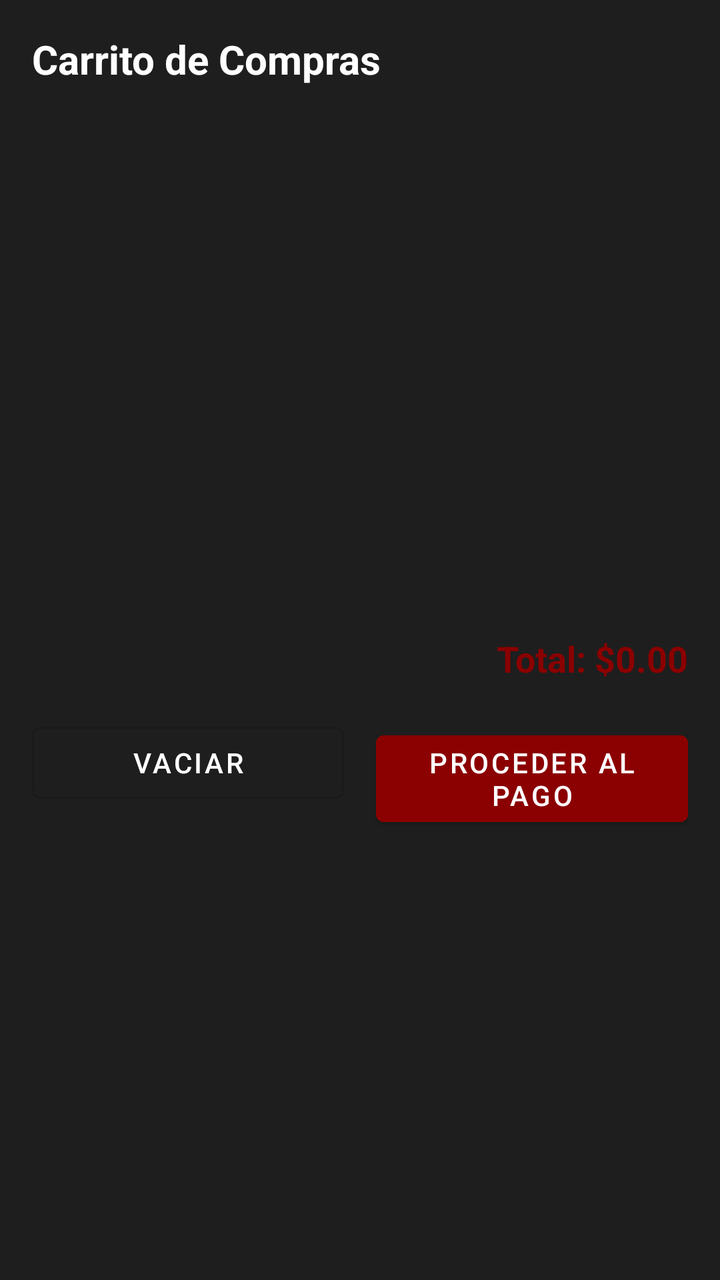
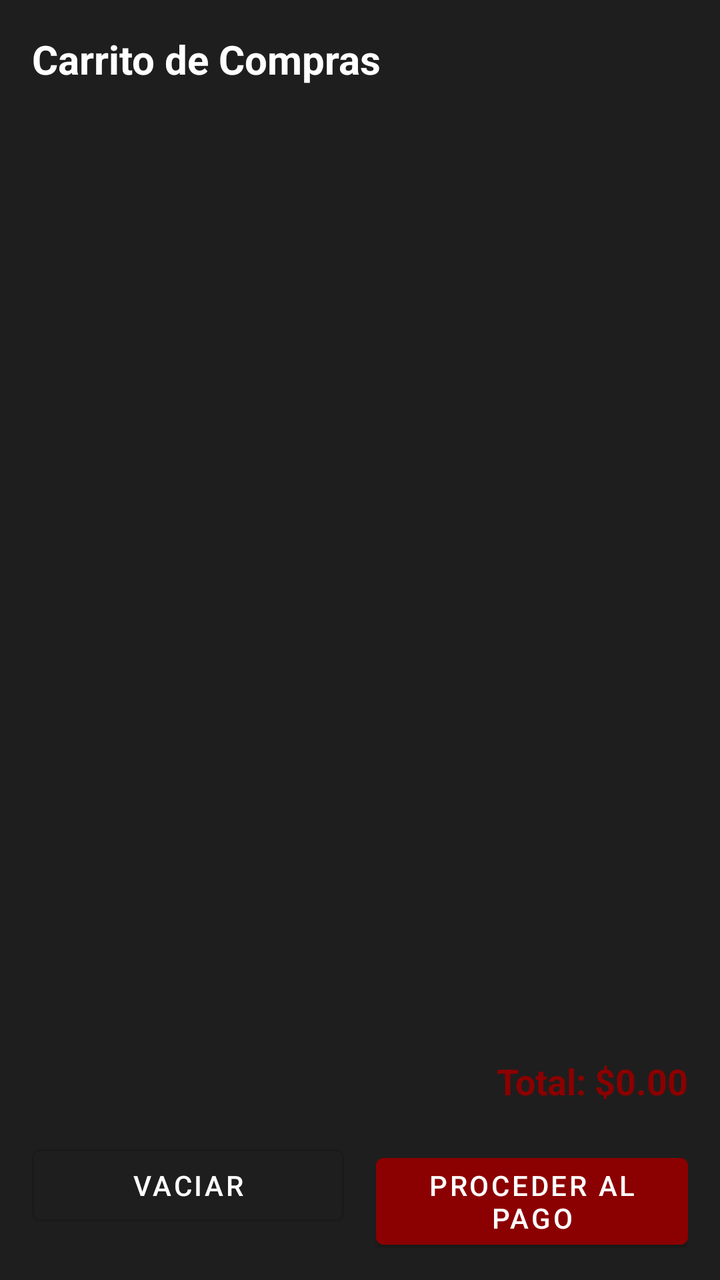

Compare the two renders of this Android layout. The source of the first and the diff that turns it into the second are given below.
<!-- AndroidManifest.xml: application theme Theme.MaterialComponents.DayNight.NoActionBar -->
<!-- res/layout/dialog_cart.xml -->
<?xml version="1.0" encoding="utf-8"?>
<LinearLayout xmlns:android="http://schemas.android.com/apk/res/android"
    android:layout_width="match_parent"
    android:layout_height="wrap_content"
    android:orientation="vertical"
    android:padding="16dp"
    android:background="#1E1E1E">

    <TextView
        android:layout_width="wrap_content"
        android:layout_height="wrap_content"
        android:text="Carrito de Compras"
        android:textColor="#FFFFFF"
        android:textSize="20sp"
        android:textStyle="bold" />

    <androidx.recyclerview.widget.RecyclerView
        android:id="@+id/rv_cart_items"
        android:layout_width="match_parent"
        android:layout_height="250dp"
        android:layout_marginTop="12dp" />

    <TextView
        android:id="@+id/tv_cart_total"
        android:layout_width="match_parent"
        android:layout_height="wrap_content"
        android:layout_marginTop="12dp"
        android:text="Total: $0.00"
        android:textColor="#8B0000"
        android:textSize="18sp"
        android:textStyle="bold"
        android:gravity="end" />

    <LinearLayout
        android:layout_width="match_parent"
        android:layout_height="wrap_content"
        android:orientation="horizontal"
        android:layout_marginTop="16dp">

        <Button
            android:id="@+id/btn_clear_cart"
            style="@style/Widget.MaterialComponents.Button.OutlinedButton"
            android:layout_width="0dp"
            android:layout_height="wrap_content"
            android:layout_weight="1"
            android:layout_marginEnd="8dp"
            android:text="Vaciar"
            android:textColor="#FFFFFF" />

        <Button
            android:id="@+id/btn_checkout"
            android:layout_width="0dp"
            android:layout_height="wrap_content"
            android:layout_weight="1"
            android:layout_marginStart="8dp"
            android:backgroundTint="#8B0000"
            android:text="Proceder al Pago"
            android:textColor="#FFFFFF" />
    </LinearLayout>

</LinearLayout>
<!-- resources referenced by this layout -->
<resources>

</resources>

<!-- the commit's change to res/layout/dialog_cart.xml (unified diff, before → after) -->
@@ -6,6 +6,7 @@
     android:padding="16dp"
     android:background="#1E1E1E">
 
+    
     <TextView
         android:layout_width="wrap_content"
         android:layout_height="wrap_content"
@@ -13,24 +14,27 @@
         android:textColor="#FFFFFF"
         android:textSize="20sp"
         android:textStyle="bold" />
-
+    
     <androidx.recyclerview.widget.RecyclerView
         android:id="@+id/rv_cart_items"
         android:layout_width="match_parent"
-        android:layout_height="250dp"
-        android:layout_marginTop="12dp" />
+        android:layout_height="0dp"
+        android:layout_weight="1"
+        android:layout_marginTop="12dp"
+        android:layout_marginBottom="12dp" />
 
+    
     <TextView
         android:id="@+id/tv_cart_total"
         android:layout_width="match_parent"
         android:layout_height="wrap_content"
-        android:layout_marginTop="12dp"
         android:text="Total: $0.00"
         android:textColor="#8B0000"
         android:textSize="18sp"
         android:textStyle="bold"
         android:gravity="end" />
 
+    
     <LinearLayout
         android:layout_width="match_parent"
         android:layout_height="wrap_content"
